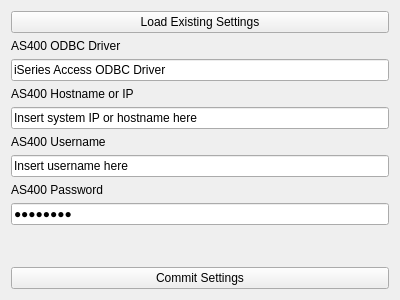
Before: the Qt Designer form Bridge/AS400/as400inputwidget.ui in ademarest/GreenmileBridge, drawn with Qt 5.
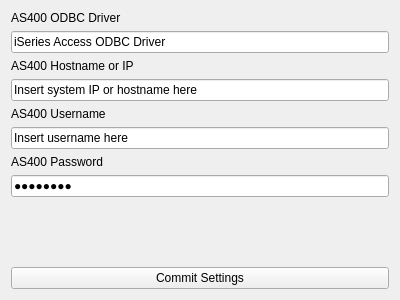
After: the same form once the commit is applied.

Commit message: DEVEL: AS400 Config now loads settings on start.

```diff
--- a/Bridge/AS400/as400inputwidget.ui
+++ b/Bridge/AS400/as400inputwidget.ui
@@ -14,42 +14,35 @@
    <string>Form</string>
   </property>
   <layout class="QGridLayout" name="gridLayout">
-   <item row="4" column="0">
+   <item row="3" column="0">
     <widget class="QLineEdit" name="as400SystemLineEdit">
      <property name="text">
       <string>Insert system IP or hostname here</string>
      </property>
     </widget>
    </item>
-   <item row="0" column="0">
-    <widget class="QPushButton" name="as400LoadSettingsButton">
-     <property name="text">
-      <string>Load Existing Settings</string>
-     </property>
-    </widget>
-   </item>
-   <item row="3" column="0">
+   <item row="2" column="0">
     <widget class="QLabel" name="as400SystemLabel">
      <property name="text">
       <string>AS400 Hostname or IP</string>
      </property>
     </widget>
    </item>
-   <item row="5" column="0">
+   <item row="4" column="0">
     <widget class="QLabel" name="as400UsernameLabel">
      <property name="text">
       <string>AS400 Username</string>
      </property>
     </widget>
    </item>
-   <item row="6" column="0">
+   <item row="5" column="0">
     <widget class="QLineEdit" name="as400UsernameLineEdit">
      <property name="text">
       <string>Insert username here</string>
      </property>
     </widget>
    </item>
-   <item row="8" column="0">
+   <item row="7" column="0">
     <widget class="QLineEdit" name="as400PasswordLineEdit">
      <property name="text">
       <string>password</string>
@@ -59,14 +52,14 @@
      </property>
     </widget>
    </item>
-   <item row="1" column="0">
+   <item row="0" column="0">
     <widget class="QLabel" name="as400DriverLabel">
      <property name="text">
       <string>AS400 ODBC Driver</string>
      </property>
     </widget>
    </item>
-   <item row="2" column="0">
+   <item row="1" column="0">
     <widget class="QLineEdit" name="as400DriverLineEdit">
      <property name="text">
       <string>iSeries Access ODBC Driver</string>
@@ -80,14 +73,14 @@
      </property>
     </widget>
    </item>
-   <item row="7" column="0">
+   <item row="6" column="0">
     <widget class="QLabel" name="as400PasswordLabel">
      <property name="text">
       <string>AS400 Password</string>
      </property>
     </widget>
    </item>
-   <item row="9" column="0">
+   <item row="8" column="0">
     <spacer name="verticalSpacer">
      <property name="orientation">
       <enum>Qt::Vertical</enum>
```
Left out of the diff: 3 changed lines with no effect on the pictures. The commit also changes 4 other files.
